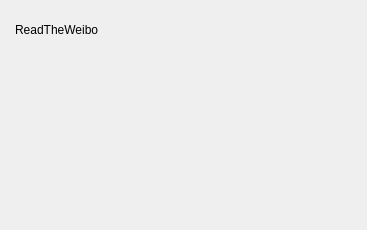
Old version of the form ui/popup_post.ui in the repository xfgryujk/ReadTheWeibo.
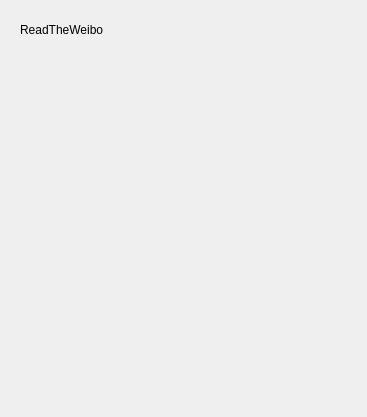
New version of the form. Icons and pictures are not drawn.

Patch:
```diff
--- a/ui/popup_post.ui
+++ b/ui/popup_post.ui
@@ -10,7 +10,7 @@
     <x>0</x>
     <y>0</y>
     <width>367</width>
-    <height>230</height>
+    <height>417</height>
    </rect>
   </property>
   <property name="windowTitle">
@@ -32,16 +32,16 @@
   <widget class="QWidget" name="centralwidget">
    <layout class="QVBoxLayout" name="verticalLayout">
     <property name="leftMargin">
-     <number>15</number>
+     <number>20</number>
     </property>
     <property name="topMargin">
      <number>15</number>
     </property>
     <property name="rightMargin">
-     <number>15</number>
+     <number>20</number>
     </property>
     <property name="bottomMargin">
-     <number>15</number>
+     <number>20</number>
     </property>
     <item>
      <layout class="QHBoxLayout" name="horizontalLayout">
```
